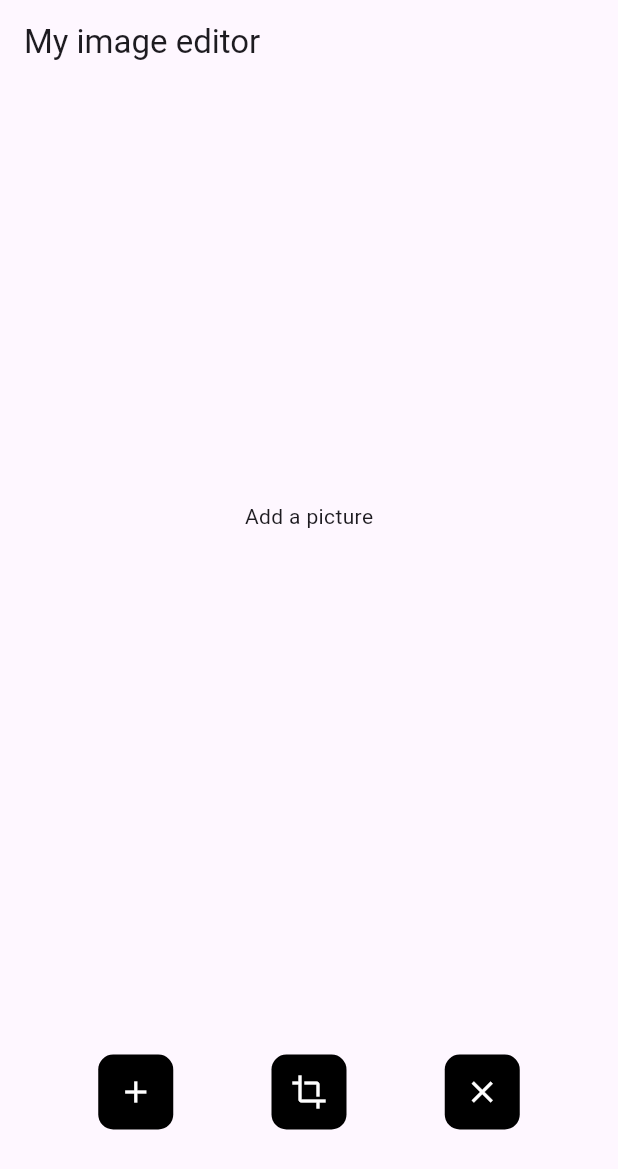
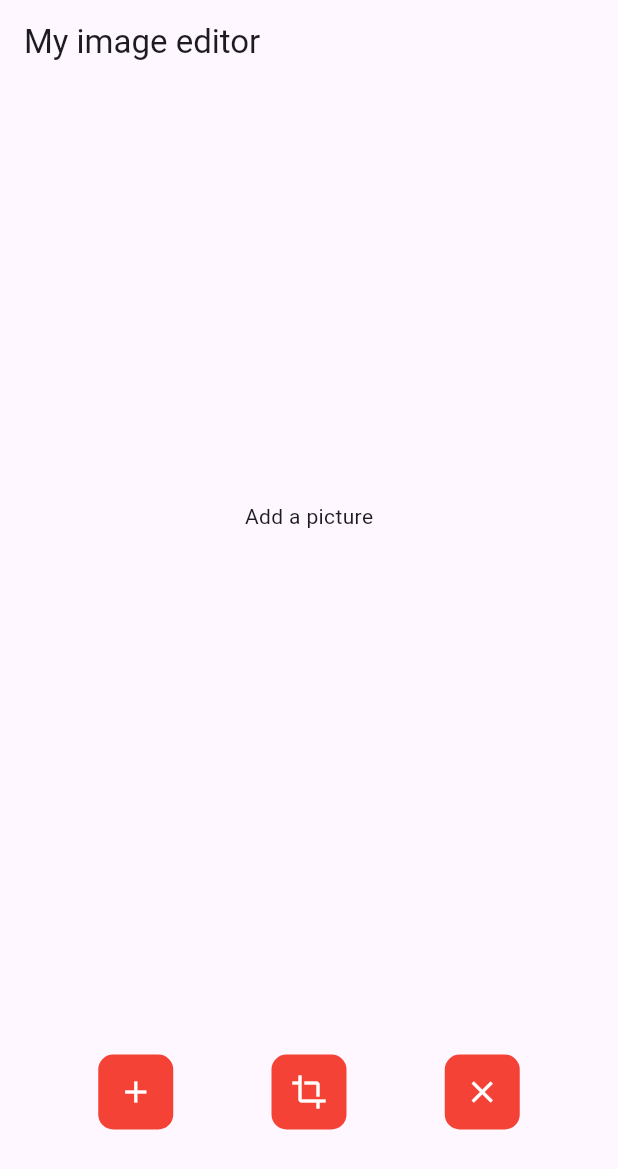
Before and after one commit to vineeth2768/image_crop, a Flutter app: the screen it shows after launch, on a phone screen of 412 x 824 dp. Shown: the top 1169 px of the screen. Run offline on Flutter 3.47's test engine with Material 2 defaults, Android fonts, the phone set to English and light mode, and no system bars; our stand-ins replace image_cropper, image_picker.

Commit message:
Button color changed

```diff
--- a/lib/home.dart
+++ b/lib/home.dart
@@ -97,7 +97,7 @@ Widget _buildIconButton(
       width: 50,
       height: 50,
       decoration: BoxDecoration(
-          color: Colors.black, borderRadius: BorderRadius.circular(10)),
+          color: Colors.red, borderRadius: BorderRadius.circular(10)),
       child: IconButton(
         onPressed: onpressed,
         icon: Icon(icon),
```
